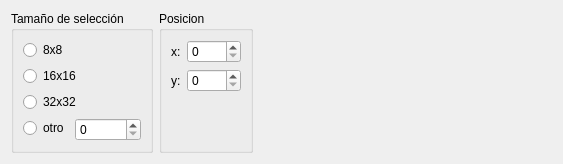
First picture: the form in src/widgets/tabsContent/tab_content.ui, repository rozanecm/7561-piv, before the edit.
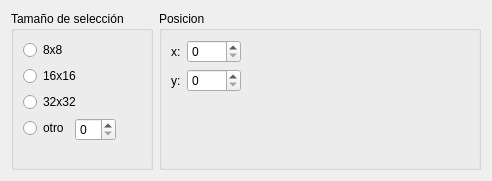
Second picture: the form after the edit.

Commit message: fix: adaptability of tab content widget

What changed in the file:
```diff
--- a/src/widgets/tabsContent/tab_content.ui
+++ b/src/widgets/tabsContent/tab_content.ui
@@ -2,6 +2,20 @@
 <ui version="4.0">
  <class>TabContent</class>
  <widget class="QWidget" name="TabContent">
+  <property name="geometry">
+   <rect>
+    <x>0</x>
+    <y>0</y>
+    <width>492</width>
+    <height>181</height>
+   </rect>
+  </property>
+  <property name="sizePolicy">
+   <sizepolicy hsizetype="Fixed" vsizetype="Preferred">
+    <horstretch>0</horstretch>
+    <verstretch>0</verstretch>
+   </sizepolicy>
+  </property>
   <property name="windowTitle">
    <string>Form</string>
   </property>
@@ -51,6 +65,12 @@
               <property name="enabled">
                <bool>true</bool>
               </property>
+              <property name="sizePolicy">
+               <sizepolicy hsizetype="Fixed" vsizetype="Fixed">
+                <horstretch>0</horstretch>
+                <verstretch>0</verstretch>
+               </sizepolicy>
+              </property>
              </widget>
             </item>
            </layout>
@@ -87,6 +107,19 @@
               </property>
              </widget>
             </item>
+            <item>
+             <spacer name="horizontalSpacer">
+              <property name="orientation">
+               <enum>Qt::Horizontal</enum>
+              </property>
+              <property name="sizeHint" stdset="0">
+               <size>
+                <width>40</width>
+                <height>20</height>
+               </size>
+              </property>
+             </spacer>
+            </item>
            </layout>
           </item>
           <item>
@@ -105,6 +138,19 @@
               </property>
              </widget>
             </item>
+            <item>
+             <spacer name="horizontalSpacer_2">
+              <property name="orientation">
+               <enum>Qt::Horizontal</enum>
+              </property>
+              <property name="sizeHint" stdset="0">
+               <size>
+                <width>40</width>
+                <height>20</height>
+               </size>
+              </property>
+             </spacer>
+            </item>
            </layout>
           </item>
           <item>
@@ -127,19 +173,6 @@
      </item>
     </layout>
    </item>
-   <item>
-    <spacer name="horizontalSpacer">
-     <property name="orientation">
-      <enum>Qt::Horizontal</enum>
-     </property>
-     <property name="sizeHint" stdset="0">
-      <size>
-       <width>299</width>
-       <height>20</height>
-      </size>
-     </property>
-    </spacer>
-   </item>
   </layout>
  </widget>
  <resources/>
```
Left out of the diff: 18 changed lines with no effect on the pictures. The commit also changes 3 other files.
